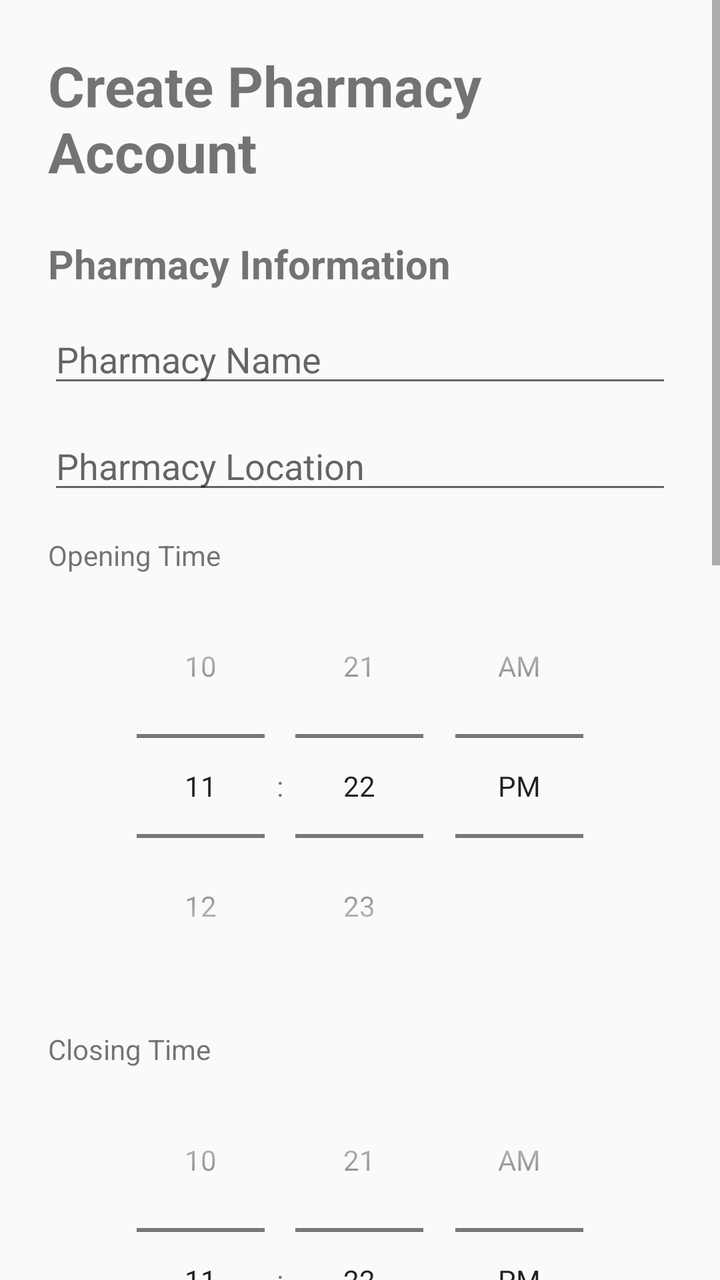
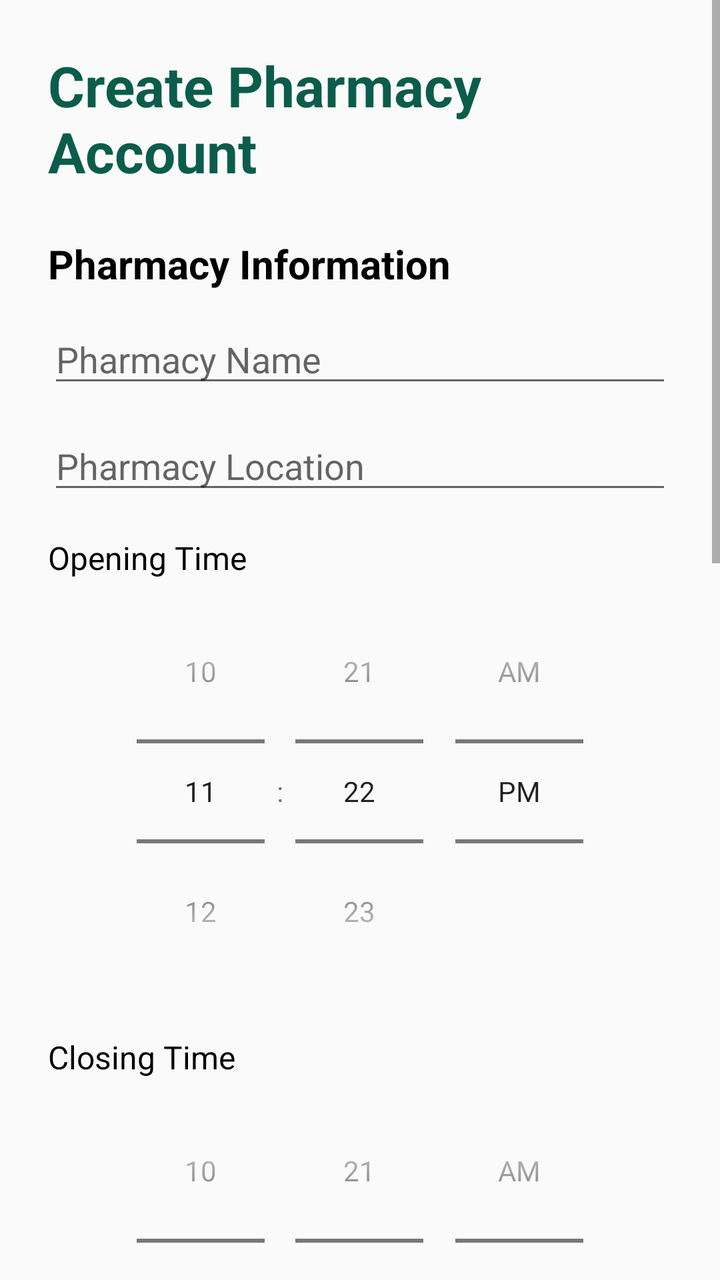

Before-and-after screenshots of an Android layout around one commit, followed by the original layout XML and the change that was made.
<!-- AndroidManifest.xml: application theme Theme.Proteahealth -->
<!-- res/layout/activity_pharmacy_signup.xml -->
<?xml version="1.0" encoding="utf-8"?>
<ScrollView xmlns:android="http://schemas.android.com/apk/res/android"
    android:layout_width="match_parent"
    android:layout_height="match_parent">

    <LinearLayout
        android:layout_width="match_parent"
        android:layout_height="wrap_content"
        android:orientation="vertical"
        android:padding="24dp">

        <TextView
            android:layout_width="wrap_content"
            android:layout_height="wrap_content"
            android:text="Create Pharmacy Account"
            android:textSize="28sp"
            android:textStyle="bold"
            android:layout_marginBottom="24dp" />

        

        <TextView
            android:layout_width="wrap_content"
            android:layout_height="wrap_content"
            android:text="Pharmacy Information"
            android:textSize="20sp"
            android:textStyle="bold"
            android:layout_marginBottom="12dp" />

        <EditText
            android:id="@+id/pharmacyNameEditText"
            android:layout_width="match_parent"
            android:layout_height="wrap_content"
            android:hint="Pharmacy Name"
            android:inputType="text"
            android:layout_marginBottom="12dp" />

        <EditText
            android:id="@+id/pharmacyLocationEditText"
            android:layout_width="match_parent"
            android:layout_height="wrap_content"
            android:hint="Pharmacy Location"
            android:inputType="text"
            android:layout_marginBottom="12dp" />

        <TextView
            android:layout_width="wrap_content"
            android:layout_height="wrap_content"
            android:text="Opening Time"
            android:textSize="14sp"
            android:layout_marginTop="4dp" />

        <TimePicker
            android:id="@+id/openTimePicker"
            android:layout_width="match_parent"
            android:layout_height="wrap_content"
            android:timePickerMode="spinner"
            android:layout_marginBottom="12dp" />

        <TextView
            android:layout_width="wrap_content"
            android:layout_height="wrap_content"
            android:text="Closing Time"
            android:textSize="14sp"
            android:layout_marginTop="4dp" />

        <TimePicker
            android:id="@+id/closeTimePicker"
            android:layout_width="match_parent"
            android:layout_height="wrap_content"
            android:timePickerMode="spinner"
            android:layout_marginBottom="12dp" />

        <EditText
            android:id="@+id/pharmacyDetailsEditText"
            android:layout_width="match_parent"
            android:layout_height="wrap_content"
            android:hint="Pharmacy Details (Optional)"
            android:inputType="textMultiLine"
            android:minLines="3"
            android:gravity="top"
            android:layout_marginBottom="24dp" />


        

        <TextView
            android:layout_width="wrap_content"
            android:layout_height="wrap_content"
            android:text="Pharmacist Information"
            android:textSize="20sp"
            android:textStyle="bold"
            android:layout_marginBottom="12dp" />

        <EditText
            android:id="@+id/nameEditText"
            android:layout_width="match_parent"
            android:layout_height="wrap_content"
            android:hint="Pharmacist Name"
            android:inputType="textPersonName"
            android:layout_marginBottom="12dp" />

        <EditText
            android:id="@+id/surnameEditText"
            android:layout_width="match_parent"
            android:layout_height="wrap_content"
            android:hint="Pharmacist Surname"
            android:inputType="textPersonName"
            android:layout_marginBottom="12dp" />

        <EditText
            android:id="@+id/emailEditText"
            android:layout_width="match_parent"
            android:layout_height="wrap_content"
            android:hint="Email"
            android:inputType="textEmailAddress"
            android:layout_marginBottom="12dp" />

        <EditText
            android:id="@+id/phoneEditText"
            android:layout_width="match_parent"
            android:layout_height="wrap_content"
            android:hint="Phone Number"
            android:inputType="phone"
            android:layout_marginBottom="12dp" />

        <EditText
            android:id="@+id/registrationCodeEditText"
            android:layout_width="match_parent"
            android:layout_height="wrap_content"
            android:hint="Professional Registration Code"
            android:inputType="text"
            android:layout_marginBottom="12dp" />

        <EditText
            android:id="@+id/workExperienceEditText"
            android:layout_width="match_parent"
            android:layout_height="wrap_content"
            android:hint="Years of Work Experience"
            android:inputType="number"
            android:layout_marginBottom="12dp" />

        <EditText
            android:id="@+id/passwordEditText"
            android:layout_width="match_parent"
            android:layout_height="wrap_content"
            android:hint="Password"
            android:inputType="textPassword"
            android:layout_marginBottom="12dp" />

        <EditText
            android:id="@+id/confirmPasswordEditText"
            android:layout_width="match_parent"
            android:layout_height="wrap_content"
            android:hint="Confirm Password"
            android:inputType="textPassword"
            android:layout_marginBottom="20dp" />

        <Button
            android:id="@+id/signupButton"
            android:layout_width="match_parent"
            android:layout_height="wrap_content"
            android:text="CREATE ACCOUNT"
            android:textSize="16sp"
            android:layout_marginBottom="16dp" />

        <TextView
            android:id="@+id/loginTextView"
            android:layout_width="wrap_content"
            android:layout_height="wrap_content"
            android:text="Already have an account? Login"
            android:textSize="16sp"
            android:layout_gravity="center" />

    </LinearLayout>

</ScrollView>
<!-- resources referenced by this layout -->
<resources>
  <style name="Theme.Proteahealth" parent="Theme.AppCompat.Light.NoActionBar" />
</resources>

<!-- the commit's change to res/layout/activity_pharmacy_signup.xml (unified diff, before → after) -->
@@ -13,6 +13,7 @@
             android:layout_width="wrap_content"
             android:layout_height="wrap_content"
             android:text="Create Pharmacy Account"
+            android:textColor="@color/green"
             android:textSize="28sp"
             android:textStyle="bold"
             android:layout_marginBottom="24dp" />
@@ -25,6 +26,7 @@
             android:text="Pharmacy Information"
             android:textSize="20sp"
             android:textStyle="bold"
+            android:textColor="@color/black"
             android:layout_marginBottom="12dp" />
 
         <EditText
@@ -33,6 +35,7 @@
             android:layout_height="wrap_content"
             android:hint="Pharmacy Name"
             android:inputType="text"
+            android:textColor="@color/black"
             android:layout_marginBottom="12dp" />
 
         <EditText
@@ -40,6 +43,7 @@
             android:layout_width="match_parent"
             android:layout_height="wrap_content"
             android:hint="Pharmacy Location"
+            android:textColor="@color/black"
             android:inputType="text"
             android:layout_marginBottom="12dp" />
 
@@ -47,7 +51,8 @@
             android:layout_width="wrap_content"
             android:layout_height="wrap_content"
             android:text="Opening Time"
-            android:textSize="14sp"
+            android:textColor="@color/black"
+            android:textSize="16dp"
             android:layout_marginTop="4dp" />
 
         <TimePicker
@@ -61,7 +66,8 @@
             android:layout_width="wrap_content"
             android:layout_height="wrap_content"
             android:text="Closing Time"
-            android:textSize="14sp"
+            android:textColor="@color/black"
+            android:textSize="16sp"
             android:layout_marginTop="4dp" />
 
         <TimePicker
@@ -89,6 +95,7 @@
             android:layout_height="wrap_content"
             android:text="Pharmacist Information"
             android:textSize="20sp"
+            android:textColor="@color/black"
             android:textStyle="bold"
             android:layout_marginBottom="12dp" />
 
@@ -162,6 +169,8 @@
             android:layout_height="wrap_content"
             android:text="CREATE ACCOUNT"
             android:textSize="16sp"
+            android:background="@drawable/green_button"
+            android:textColor="@color/white"
             android:layout_marginBottom="16dp" />
 
         <TextView
@@ -170,6 +179,7 @@
             android:layout_height="wrap_content"
             android:text="Already have an account? Login"
             android:textSize="16sp"
+            android:textColor="@color/black"
             android:layout_gravity="center" />
 
     </LinearLayout>
<!-- resource entries referenced after the edit -->
@@ -1,5 +1,21 @@
 <!-- resources referenced by this layout -->
 <resources>
+  <color name="black">#FF000000</color>
+  <color name="green">#0B5D4B</color>
+  <color name="white">#FFFFFFFF</color>
+  <!-- drawable green_button (drawable) -->
+  <?xml version="1.0" encoding="utf-8"?>
+  
+  
+  <shape xmlns:android="http://schemas.android.com/apk/res/android">
+  
+      
+      <solid android:color="#0B5D4B" />
+  
+      
+      <corners android:radius="16dp" />
+  
+  </shape>
   <style name="Theme.Proteahealth" parent="Theme.AppCompat.Light.NoActionBar" />
 </resources>
 
